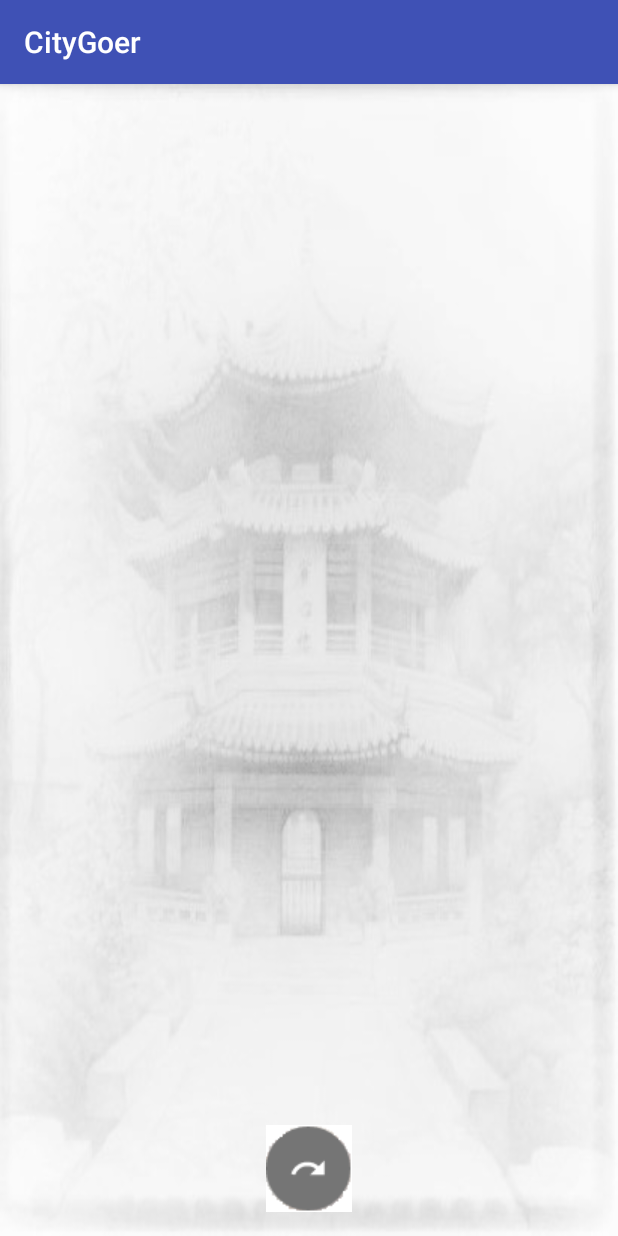
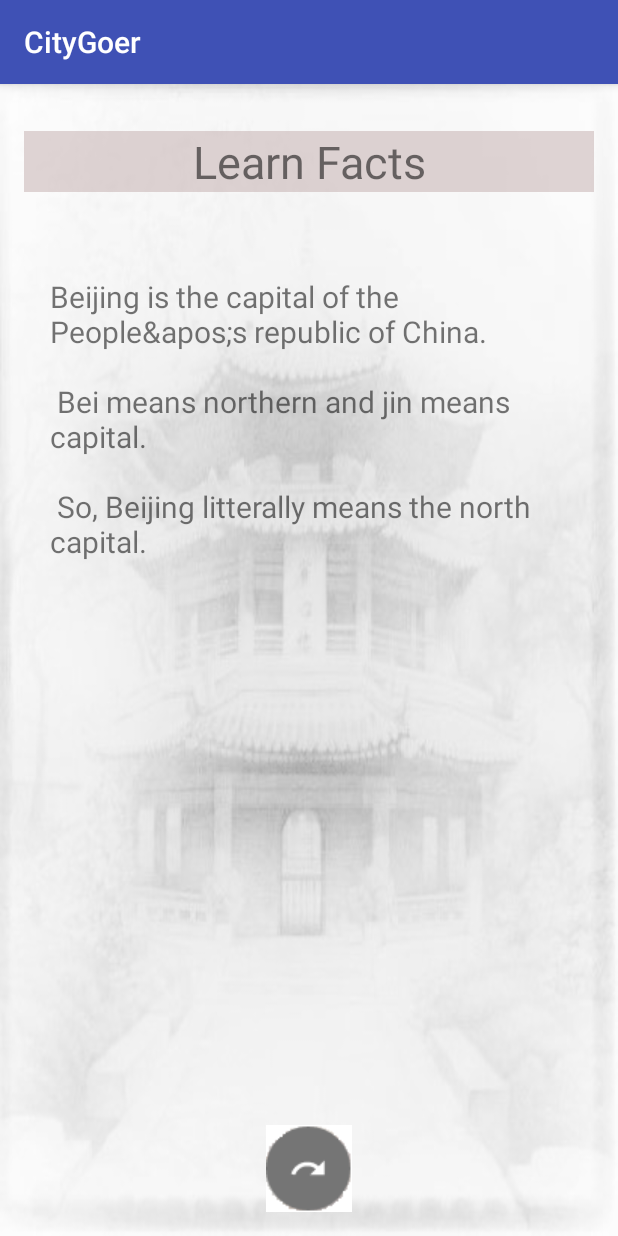
Before and after one commit to paceuniversity/CS3892017team1, an Android app: the factsActivity screen opened directly, with no data from a screen before it, on a phone screen of 412 x 824 dp. Run offline under Robolectric (Android 15) with nearby library versions, the phone set to English and light mode, and no system bars.

Commit message:
6th Commit: Added titles to activities

```diff
--- a/app/src/main/res/layout/activity_facts.xml
+++ b/app/src/main/res/layout/activity_facts.xml
@@ -22,4 +22,28 @@
         android:background="@android:color/transparent"
         android:onClick="mainSelection"
         app:srcCompat="@drawable/backbutton" />
+
+    <TextView
+        android:id="@+id/titleFacts"
+        android:layout_width="match_parent"
+        android:layout_height="wrap_content"
+        android:layout_alignParentTop="true"
+        android:layout_centerHorizontal="true"
+
+        android:layout_marginTop="15dp"
+        android:background="#80c1acac"
+        android:text="Learn Facts"
+        android:textAlignment="center"
+        android:textSize="30dp" />
+
+    <TextView
+        android:id="@+id/fact1"
+        android:layout_width="wrap_content"
+        android:layout_height="wrap_content"
+        android:layout_alignParentStart="true"
+        android:layout_below="@+id/titleFacts"
+        android:layout_marginStart="17dp"
+        android:layout_marginTop="56dp"
+        android:text="@string/fact1"
+        android:textSize="20dp" />
 </RelativeLayout>
--- a/app/src/main/res/values/strings.xml
+++ b/app/src/main/res/values/strings.xml
@@ -1,4 +1,11 @@
 <resources>
     <string name="app_name">CityGoer</string>
     <string name="title_activity_public_transit">publicTransitActivity</string>
+
+    <string name="fact1">
+        <![CDATA[ Beijing is the capital of the People&apos;s republic of China.\n\n
+        Bei means northern and jin means capital.\n\n
+        So, Beijing litterally means the north capital.\n\n
+        ]]>
+   </string>
 </resources>
```
Also changed, not shown: app/src/main/res/layout/activity_attraction.xml (+14 -0 lines), app/src/main/res/layout/activity_food.xml (+14 -0 lines), app/src/main/res/layout/activity_phrases.xml (+14 -0 lines), app/src/main/res/layout/activity_public_transit.xml (+14 -0 lines).
